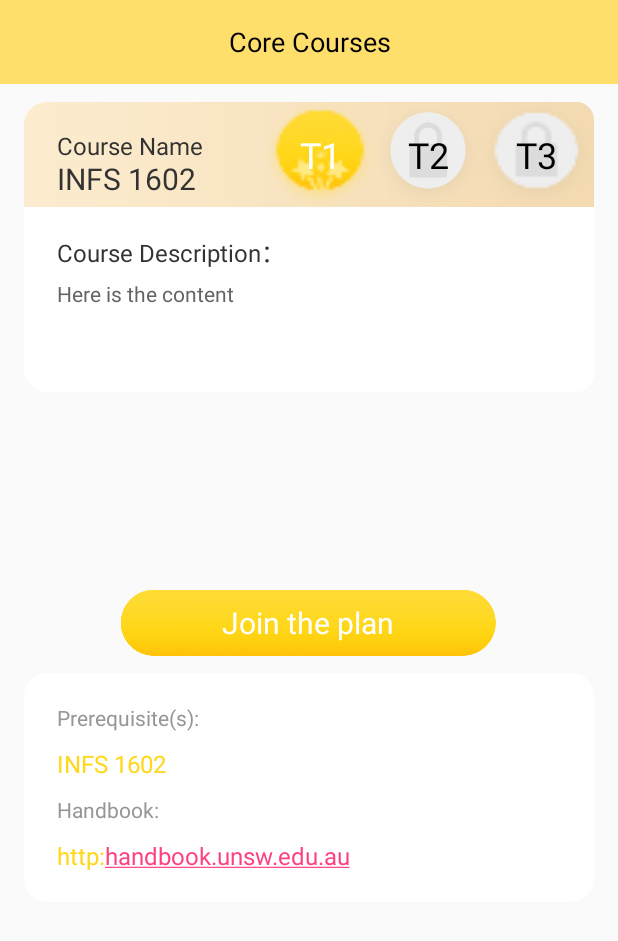
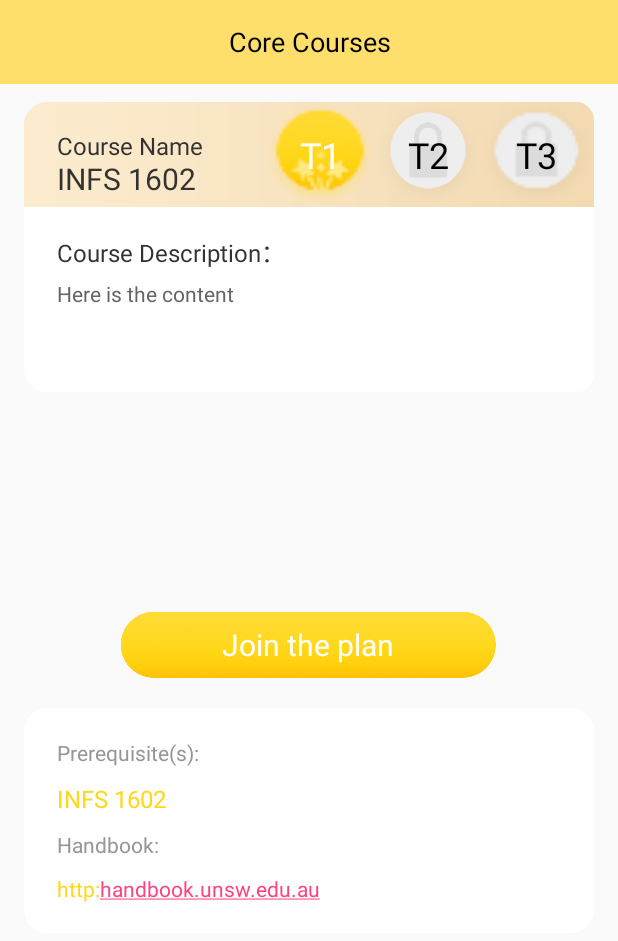
Before and after one commit to ShitangJian/MapUNSW, an Android app: the course_overview screen opened directly, with no data from a screen before it, on a phone screen of 412 x 824 dp. Shown: the top 941 px of the screen. Run offline under Robolectric (Android 15) with nearby library versions, the phone set to English and light mode, and no system bars; our stand-ins replace Firebase (no records; nobody signed in at launch, a user with empty details on screens opened directly).

Commit message:
UI optimisation of course overview page.

```diff
--- a/app/src/main/java/com/example/cris/programplaner/course_overview.java
+++ b/app/src/main/java/com/example/cris/programplaner/course_overview.java
@@ -56,9 +56,9 @@ public class course_overview extends AppCompatActivity {
         final TextView handbookLink = findViewById(R.id.handbook);
         handbookLink.setMovementMethod(LinkMovementMethod.getInstance());
 
-        final TextView circleT1 = (TextView)findViewById(R.id.circleT1);
+        /*final TextView circleT1 = (TextView)findViewById(R.id.circleT1);
         final TextView circleT2 = (TextView)findViewById(R.id.circleT2);
-        final TextView circleT3 = (TextView)findViewById(R.id.circleT3);
+        final TextView circleT3 = (TextView)findViewById(R.id.circleT3);*/
         refOverview = database.getReference("Course"); //Snapshot of course table
         Query Overview = refOverview.orderByChild("Code").equalTo(SelectedCourse); //Find course user clicked on
 
@@ -104,7 +104,11 @@ public class course_overview extends AppCompatActivity {
             public void onDataChange(@NonNull DataSnapshot dataSnapshot2) {
                 for (DataSnapshot ds2: dataSnapshot2.getChildren()) {
                     prerequisite = ds2.getValue(Prerequisite.class);
-                    tvPrerequisite.setText(prerequisite.getP1() + " " + prerequisite.getP2());
+                    if (prerequisite.getP2() != null)
+                    tvPrerequisite.setText(prerequisite.getP1() + "  |  " + prerequisite.getP2());
+                    else {
+                        tvPrerequisite.setText(prerequisite.getP1());
+                    }
                 }
             }
 
--- a/app/src/main/res/layout/activity_special.xml
+++ b/app/src/main/res/layout/activity_special.xml
@@ -139,7 +139,7 @@
         android:layout_width="250dp"
         android:layout_height="44dp"
         android:layout_gravity="center_horizontal"
-        android:layout_marginTop="5dp"
+        android:layout_marginTop="20dp"
         android:background="@drawable/button"
         android:gravity="center"
         android:text="Join the plan"
@@ -149,7 +149,7 @@
     <LinearLayout
         android:layout_marginLeft="16dp"
         android:layout_marginRight="16dp"
-        android:layout_marginTop="11dp"
+        android:layout_marginTop="20dp"
         android:layout_width="match_parent"
         android:layout_height="wrap_content"
         android:orientation="vertical"
@@ -195,7 +195,7 @@
             android:textIsSelectable="true"
             android:autoLink="web"
             android:textColor="#FFD71B"
-            android:textSize="16sp" />
+            android:textSize="14sp" />
     </LinearLayout>
 
 </LinearLayout>
```
